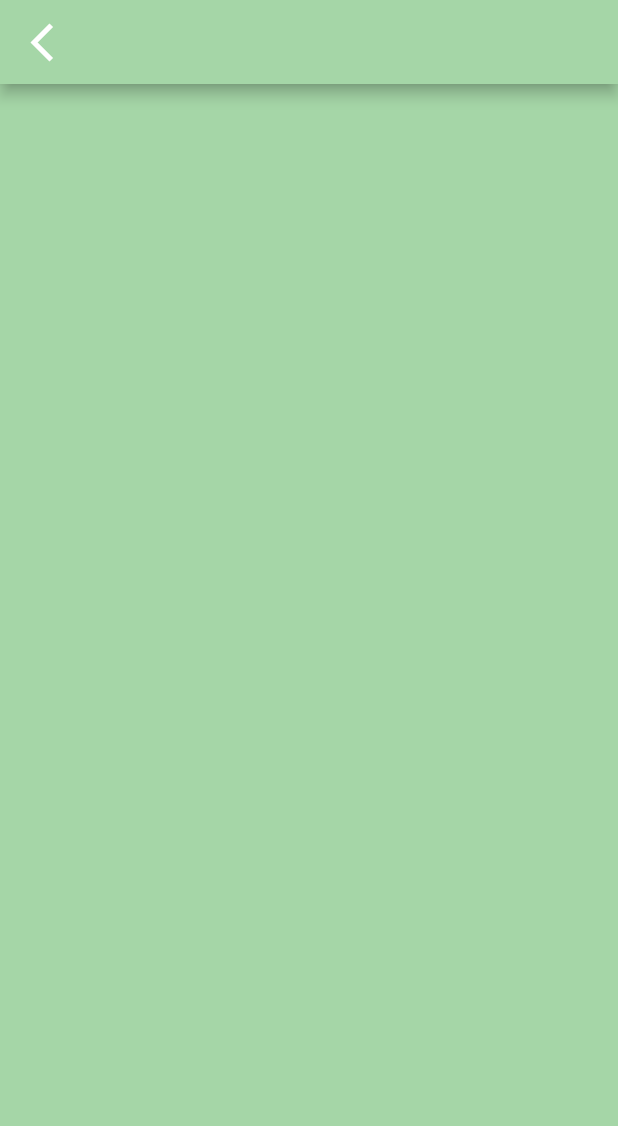
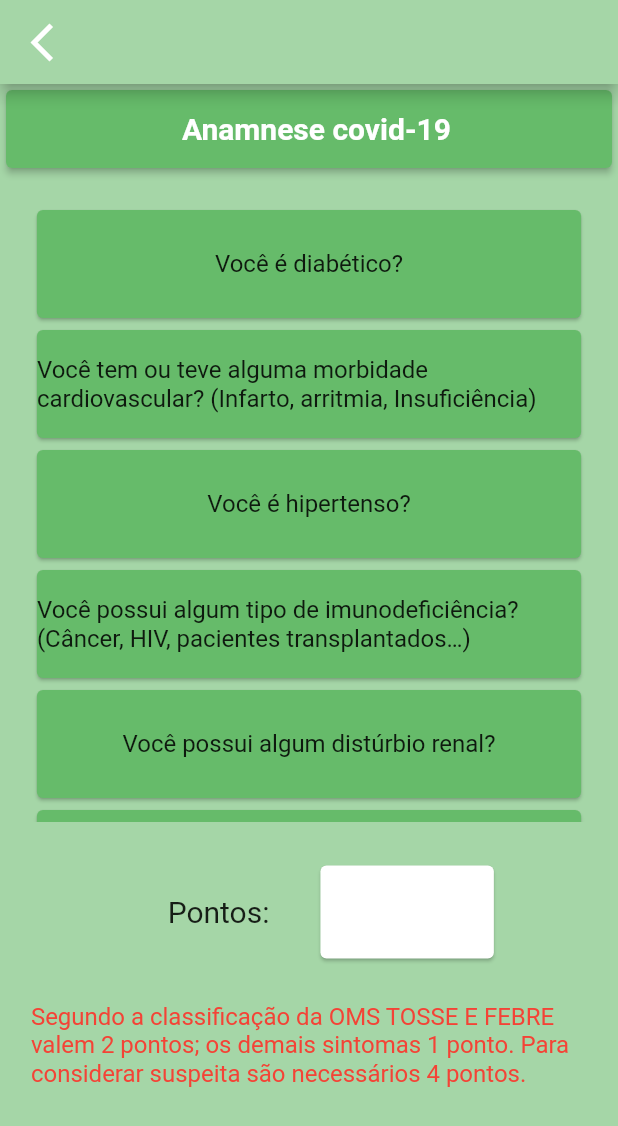
Before and after one commit to FranklinAurelio/Projetos_em_engenharia_da_computacao, a Flutter app: the Anamnese screen opened directly, on a phone screen of 412 x 824 dp. Shown: the top 1126 px of the screen. Run offline on Flutter 3.47's test engine with Material 2 defaults, Android fonts, the light colour scheme and no system bars.

Commit message:
APP: anamnese Screen

```diff
--- /dev/null
+++ b/covide_app/lib/models/anamnese.dart
@@ -0,0 +1,7 @@
+import 'package:flutter/material.dart';
+
+class Project {
+  String question;
+  bool answer;
+  Project({required this.question, required this.answer});
+}
--- /dev/null
+++ b/covide_app/lib/models/questions.dart
@@ -0,0 +1,65 @@
+import 'package:flutter/material.dart';
+import 'anamnese.dart';
+
+//listar meus projetos e subir imagem  e descricao no git
+final List<Project> projects = [
+  Project(question: 'Você é diabético?', answer: true),
+  Project(
+      question:
+          'Você tem ou teve alguma morbidade cardiovascular? (Infarto, arritmia, Insuficiência)',
+      answer: true),
+  Project(question: 'Você é hipertenso?', answer: true),
+  Project(
+      question:
+          'Você possui algum tipo de imunodeficiência? (Câncer, HIV, pacientes transplantados…)',
+      answer: true),
+  Project(question: 'Você possui algum distúrbio renal?', answer: true),
+  Project(question: 'Você possui algum distúrbio hepático?', answer: true),
+  Project(question: 'Você possui alguma desordem neurológica?', answer: true),
+  Project(
+      question:
+          'Você possui algum distúrbio respiratório? (Asma, bronquite, Enfisema pulmonar)',
+      answer: true),
+  Project(question: 'Você é fumante?', answer: true),
+  Project(
+      question: 'Você teve febre nos últimos dias acima de 37,8°C? ',
+      answer: true),
+  Project(
+      question: 'Você teve tosse nos últimos dias? (com ou sem secreção)',
+      answer: true),
+  Project(question: 'Está com dor de garganta?', answer: true),
+  Project(
+      question:
+          'Apresentou ou apresenta dificuldade para respirar mesmo com esforços leves ou em repouso?',
+      answer: true),
+  Project(
+      question: 'Você teve/ ou está tendo diarréia nos últimos dias?',
+      answer: true),
+  Project(question: 'Apresenta náuseas ou vômitos?', answer: true),
+  Project(
+      question: 'Tem dor de cefaleia (dor de cabeça) frequente?', answer: true),
+  Project(
+      question: 'Tem notado que está sentindo menos o gosto dos alimentos?',
+      answer: true),
+  Project(
+      question: 'Tem notado que está sentindo menos o cheiro das coisas?',
+      answer: true),
+  Project(question: 'Está com coriza? ( Nariz escorrendo?)', answer: true),
+  Project(question: 'Está com o nariz entupido?', answer: true),
+  Project(
+      question: 'Nos últimos 14 dias você manteve o isolamento social?',
+      answer: true),
+  Project(question: 'Nos últimos 14 dias você saiu do país?', answer: true),
+  Project(
+      question:
+          'Nos últimos 14 dias você esteve em alguma unidade de saúde (UBS, Hospitais, PS)?',
+      answer: true),
+  Project(
+      question:
+          'Alguém que mora com você trabalha em uma profissão de risco ou essencial? ',
+      answer: true),
+  Project(
+      question:
+          'Nos últimos 14 dias você teve contato com alguém que tinha suspeita ou confirmação de COVID-19?',
+      answer: true),
+];
--- a/covide_app/lib/screens/anamnesePage.dart
+++ b/covide_app/lib/screens/anamnesePage.dart
@@ -1,4 +1,7 @@
+import 'package:covide_app/models/anamnese.dart';
+import 'package:covide_app/models/questions.dart';
 import 'package:covide_app/screens/homepage.dart';
+import 'package:covide_app/widgets/anamnese.dart';
 import 'package:covide_app/widgets/popUpInfos.dart';
 import 'package:flutter/material.dart';
 
@@ -8,6 +11,33 @@ class Anamnese extends StatefulWidget {
 }
 
 class _AnamneseState extends State<Anamnese> {
+  ScrollController _controllerOne = ScrollController();
+
+  Widget listview() {
+    return Scrollbar(
+      controller: _controllerOne,
+      isAlwaysShown: false,
+      child: ListView.builder(
+        controller: _controllerOne,
+        itemCount: projects.length,
+        itemBuilder: (BuildContext context, int index) {
+          return AnamneseWidget(projects[index]);
+        },
+      ),
+    );
+  }
+
+  Widget infos() {
+    return Container(
+      width: MediaQuery.of(context).size.width * 0.9,
+      child: Text(
+        'Segundo a classificação da OMS TOSSE E FEBRE valem 2 pontos' +
+            '; os demais sintomas 1 ponto. Para considerar suspeita são necessários 4 pontos.',
+        style: TextStyle(fontSize: 16, color: Colors.red),
+      ),
+    );
+  }
+
   @override
   Widget build(BuildContext context) {
     return Scaffold(
@@ -27,13 +57,66 @@ class _AnamneseState extends State<Anamnese> {
         ),
       ),
       body: Center(
-        child: Container(
-          height: MediaQuery.of(context).size.height * 0.95,
-          width: MediaQuery.of(context).size.width * 0.9,
-          color: Colors.green[200],
-          child: Column(
-            children: [],
-          ),
+        child: Column(
+          children: [
+            Container(
+              height: 60,
+              width: MediaQuery.of(context).size.width * 1.0,
+              child: Card(
+                  color: Colors.green[400],
+                  elevation: 2,
+                  child: Center(
+                    child: Text('  Anamnese covid-19',
+                        style: TextStyle(
+                          fontSize: 20,
+                          fontWeight: FontWeight.bold,
+                          color: Colors.white,
+                        )),
+                  )),
+            ),
+            SizedBox(
+              height: 20,
+            ),
+            Container(
+                height: MediaQuery.of(context).size.height * 0.5,
+                width: MediaQuery.of(context).size.width * 0.9,
+                color: Colors.green[200],
+                child: listview()),
+            SizedBox(
+              height: 20,
+            ),
+            Container(
+              height: 80,
+              width: MediaQuery.of(context).size.width * 0.7,
+              child: Row(
+                children: [
+                  SizedBox(
+                    width: 50,
+                  ),
+                  Text(
+                    'Pontos:',
+                    style: TextStyle(fontSize: 20),
+                  ),
+                  SizedBox(
+                    width: 30,
+                  ),
+                  Container(
+                    height: 70,
+                    width: MediaQuery.of(context).size.width * 0.3,
+                    child: Card(
+                      color: Colors.white,
+                    ),
+                  ),
+                ],
+              ),
+            ),
+            SizedBox(
+              height: 20,
+            ),
+            Container(
+              child: infos(),
+            ),
+          ],
         ),
       ),
     );
--- /dev/null
+++ b/covide_app/lib/widgets/anamnese.dart
@@ -0,0 +1,26 @@
+import 'package:covide_app/models/anamnese.dart';
+import 'package:flutter/material.dart';
+
+class AnamneseWidget extends StatelessWidget {
+  final Project _project;
+
+  AnamneseWidget(this._project);
+
+  @override
+  Widget build(BuildContext context) {
+    final width = MediaQuery.of(context).size.width;
+    final height = MediaQuery.of(context).size.height;
+    return Container(
+      width: MediaQuery.of(context).size.width * 0.9,
+      height: 80,
+      child: Card(
+          color: Colors.green[400],
+          child: Center(
+            child: Text(
+              _project.question,
+              style: TextStyle(fontSize: 16),
+            ),
+          )),
+    );
+  }
+}
--- a/covide_app/pubspec.yaml
+++ b/covide_app/pubspec.yaml
@@ -36,6 +36,7 @@ dependencies:
   cupertino_icons: ^1.0.2
   url_launcher: ^6.0.7
   fl_chart: ^0.36.2
+  http: ^0.12.0+2
 
 dev_dependencies:
   flutter_test:
```
